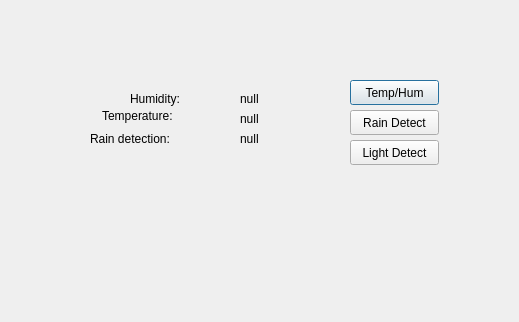
Above: WeatherStation/WeatherStation/dialog.ui from petarstamenkovic/WeatherStation_RPi_Project before the change; both pictures show x 0 to 519 and y 0 to 322 of the 1009 by 581 pixel window. Below: the same form after it.
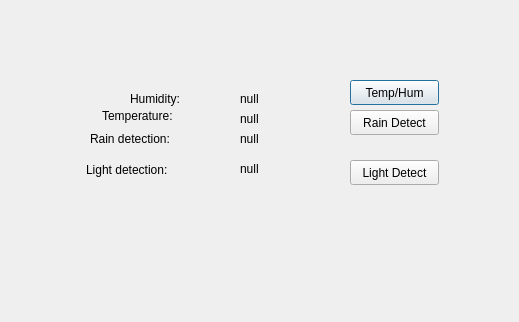
That is the form after the change.

Commit message: Added AD conversion, fixed(hopefully) DHT sensor readings, to be tested V1.3

```diff
--- a/WeatherStation/WeatherStation/dialog.ui
+++ b/WeatherStation/WeatherStation/dialog.ui
@@ -43,7 +43,7 @@
    <property name="geometry">
     <rect>
      <x>350</x>
-     <y>140</y>
+     <y>160</y>
      <width>89</width>
      <height>25</height>
     </rect>
@@ -130,6 +130,32 @@
     <string>null</string>
    </property>
   </widget>
+  <widget class="QLabel" name="label_5">
+   <property name="geometry">
+    <rect>
+     <x>86</x>
+     <y>160</y>
+     <width>111</width>
+     <height>20</height>
+    </rect>
+   </property>
+   <property name="text">
+    <string>Light detection: </string>
+   </property>
+  </widget>
+  <widget class="QLabel" name="label_6">
+   <property name="geometry">
+    <rect>
+     <x>240</x>
+     <y>160</y>
+     <width>67</width>
+     <height>17</height>
+    </rect>
+   </property>
+   <property name="text">
+    <string>null</string>
+   </property>
+  </widget>
  </widget>
  <resources/>
  <connections/>
```
The commit also changes 1 other file.
